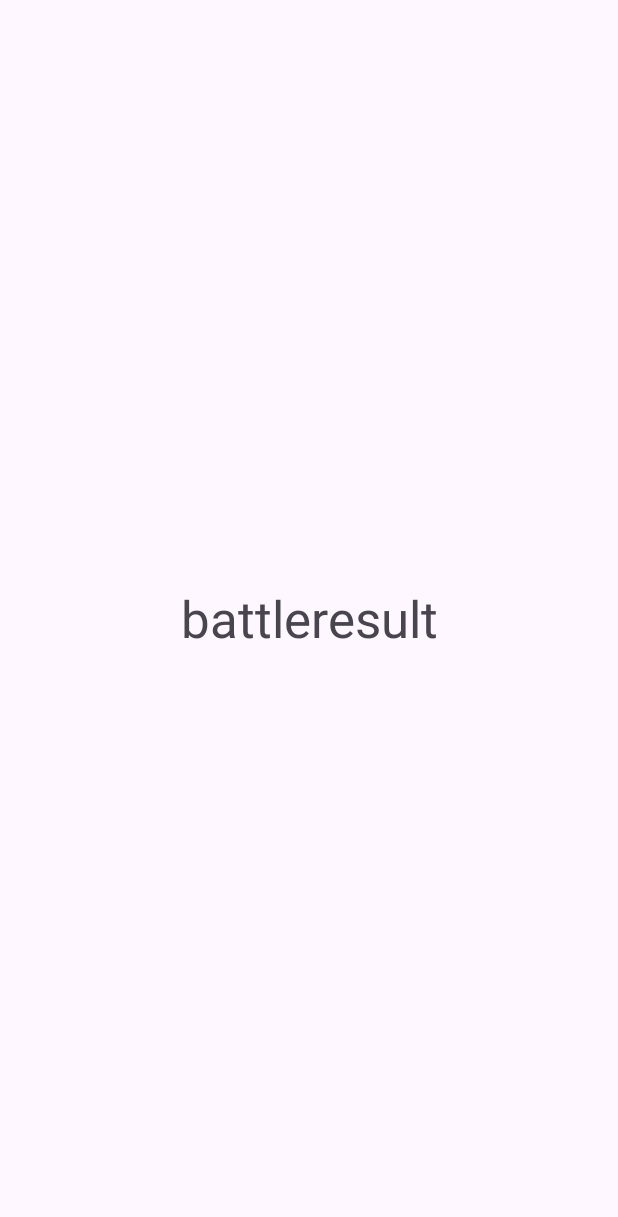
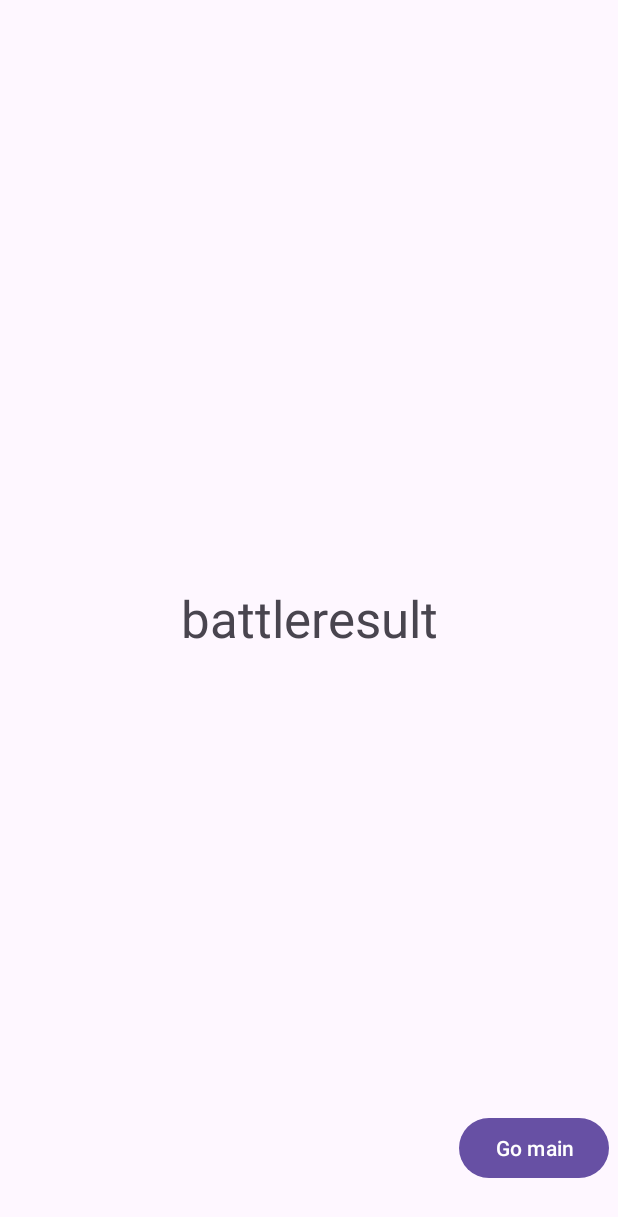
Before and after one commit to g0DO11/FWP, an Android app: the layout activity_game_end.xml on its own in the app's theme, with its tools: preview values and no code run, on a phone screen of 412 x 824 dp. Shown: the top 1217 px of the screen. Run offline under Robolectric (Android 15) with nearby library versions, the phone set to English and light mode, and no system bars.

Commit message:
게임 승리/패배 구현

```diff
--- a/app/src/main/AndroidManifest.xml
+++ b/app/src/main/AndroidManifest.xml
@@ -28,6 +28,9 @@
                 <category android:name="android.intent.category.LAUNCHER" />
             </intent-filter>
         </activity>
+        <activity
+            android:name=".GameEnd"
+            android:exported="false" />
     </application>
 
 </manifest>
--- a/app/src/main/java/com/inhyung/fwp/Card.java
+++ b/app/src/main/java/com/inhyung/fwp/Card.java
@@ -38,7 +38,7 @@ public class Card {
         }
     }
 
-
+    //그냥하면 이게 다른걸로 인식을 해버리니까 동등성있다고 해줘야됨.
     @Override
     public boolean equals(Object o) {
         if (this == o) return true;
--- a/app/src/main/java/com/inhyung/fwp/DmgEvaluator.java
+++ b/app/src/main/java/com/inhyung/fwp/DmgEvaluator.java
@@ -58,7 +58,7 @@ public class DmgEvaluator {
             score = 60;
         } else {
             name = "노 페어";
-            score = 30;
+            score = 10;
         }
 
         return new HandResult(name, score, baseDmg);
--- a/app/src/main/res/layout/activity_game_end.xml
+++ b/app/src/main/res/layout/activity_game_end.xml
@@ -17,4 +17,16 @@
         app:layout_constraintEnd_toEndOf="parent"
         app:layout_constraintStart_toStartOf="parent"
         app:layout_constraintTop_toTopOf="parent" />
+
+    <Button
+        android:id="@+id/gomain_btn"
+        android:layout_width="wrap_content"
+        android:layout_height="wrap_content"
+        android:text="Go main"
+        app:layout_constraintBottom_toBottomOf="parent"
+        app:layout_constraintEnd_toEndOf="parent"
+        app:layout_constraintHorizontal_bias="0.98"
+        app:layout_constraintStart_toStartOf="parent"
+        app:layout_constraintTop_toTopOf="parent"
+        app:layout_constraintVertical_bias="0.955" />
 </androidx.constraintlayout.widget.ConstraintLayout>
```
Also changed, not shown: app/src/main/java/com/inhyung/fwp/Battle.java (+41 -8 lines), app/src/main/java/com/inhyung/fwp/GameEnd.java (+20 -0 lines).
